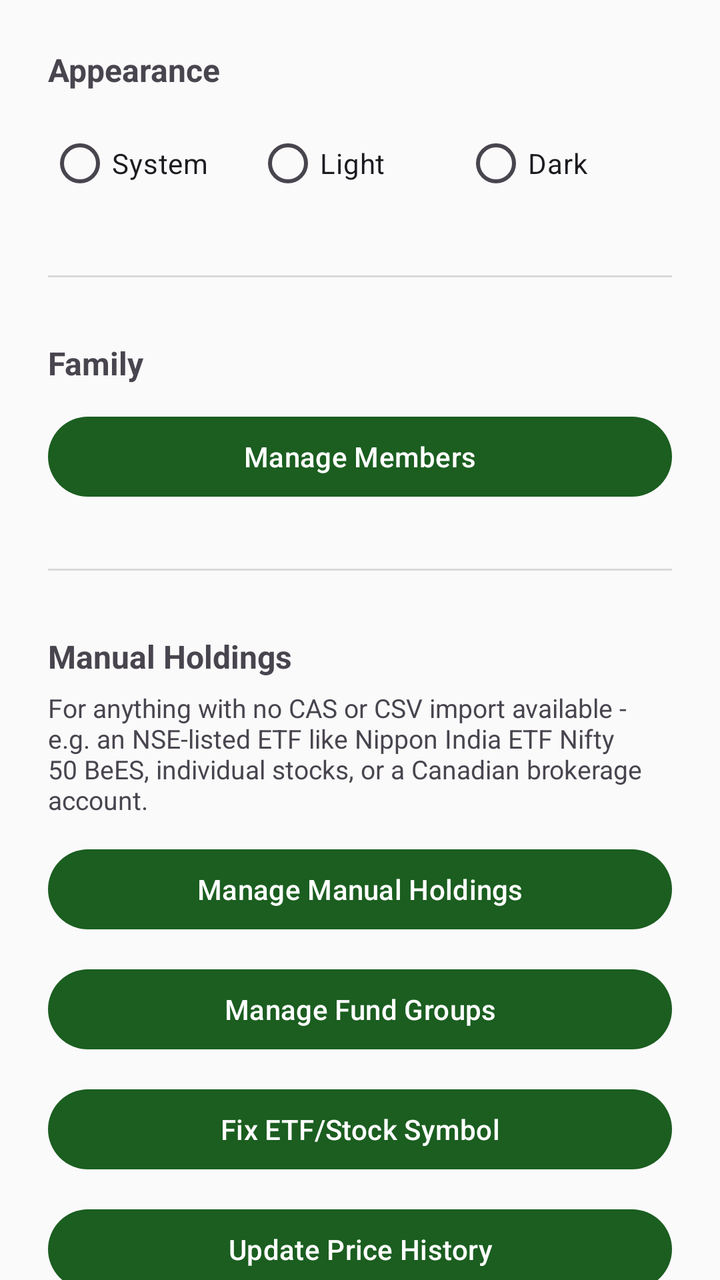
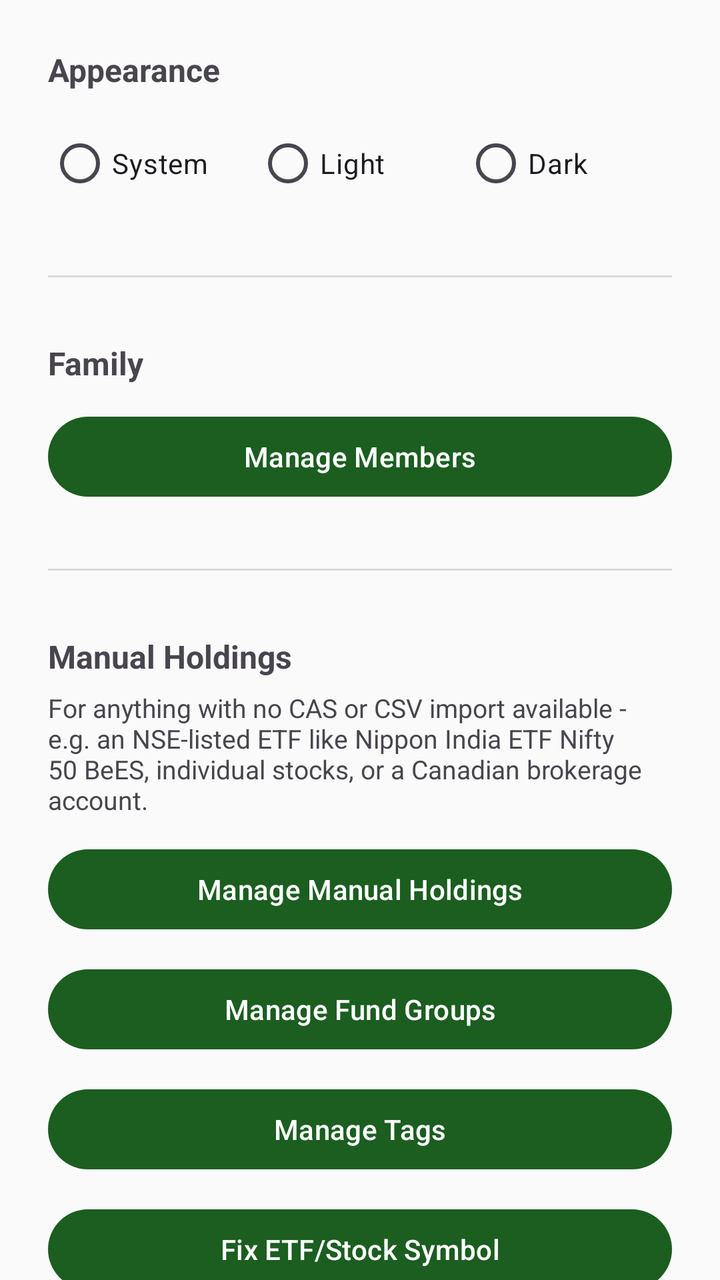

Screens rendered from an Android XML layout before and after an edit, with the pre-edit source and the edit as a unified diff.
<!-- AndroidManifest.xml: application theme Theme.PersonalPortfolio -->
<!-- res/layout/activity_settings.xml -->
<?xml version="1.0" encoding="utf-8"?>
<androidx.core.widget.NestedScrollView xmlns:android="http://schemas.android.com/apk/res/android"
    android:layout_width="match_parent"
    android:layout_height="match_parent"
    android:fillViewport="true">

<LinearLayout xmlns:android="http://schemas.android.com/apk/res/android"
    android:layout_width="match_parent"
    android:layout_height="wrap_content"
    android:orientation="vertical"
    android:padding="24dp">

    <TextView
        android:layout_width="match_parent"
        android:layout_height="wrap_content"
        android:textSize="16sp"
        android:textStyle="bold"
        android:text="Appearance" />

    <RadioGroup
        android:id="@+id/themeRadioGroup"
        android:layout_width="match_parent"
        android:layout_height="wrap_content"
        android:orientation="horizontal"
        android:layout_marginTop="12dp">

        <RadioButton
            android:id="@+id/themeSystemRadio"
            android:layout_width="0dp"
            android:layout_height="wrap_content"
            android:layout_weight="1"
            android:text="System" />

        <RadioButton
            android:id="@+id/themeLightRadio"
            android:layout_width="0dp"
            android:layout_height="wrap_content"
            android:layout_weight="1"
            android:text="Light" />

        <RadioButton
            android:id="@+id/themeDarkRadio"
            android:layout_width="0dp"
            android:layout_height="wrap_content"
            android:layout_weight="1"
            android:text="Dark" />

    </RadioGroup>

    <View
        android:layout_width="match_parent"
        android:layout_height="1dp"
        android:background="#22000000"
        android:layout_marginTop="32dp"
        android:layout_marginBottom="32dp" />

    <TextView
        android:layout_width="match_parent"
        android:layout_height="wrap_content"
        android:textSize="16sp"
        android:textStyle="bold"
        android:text="Family" />

    <Button
        android:id="@+id/manageMembersButton"
        android:layout_width="match_parent"
        android:layout_height="wrap_content"
        android:layout_marginTop="12dp"
        android:text="Manage Members" />

    <View
        android:layout_width="match_parent"
        android:layout_height="1dp"
        android:background="#22000000"
        android:layout_marginTop="32dp"
        android:layout_marginBottom="32dp" />

    <TextView
        android:layout_width="match_parent"
        android:layout_height="wrap_content"
        android:textSize="16sp"
        android:textStyle="bold"
        android:text="Manual Holdings" />

    <TextView
        android:layout_width="match_parent"
        android:layout_height="wrap_content"
        android:layout_marginTop="6dp"
        android:textSize="13sp"
        android:text="For anything with no CAS or CSV import available - e.g. an NSE-listed ETF like Nippon India ETF Nifty 50 BeES, individual stocks, or a Canadian brokerage account." />

    <Button
        android:id="@+id/manageForeignHoldingsButton"
        android:layout_width="match_parent"
        android:layout_height="wrap_content"
        android:layout_marginTop="12dp"
        android:text="Manage Manual Holdings" />

    <Button
        android:id="@+id/manageFundGroupsButton"
        android:layout_width="match_parent"
        android:layout_height="wrap_content"
        android:layout_marginTop="12dp"
        android:text="Manage Fund Groups" />

    <Button
        android:id="@+id/fixAssetSymbolButton"
        android:layout_width="match_parent"
        android:layout_height="wrap_content"
        android:layout_marginTop="12dp"
        android:text="Fix ETF/Stock Symbol" />

    <Button
        android:id="@+id/updateHistoryButton"
        android:layout_width="match_parent"
        android:layout_height="wrap_content"
        android:layout_marginTop="12dp"
        android:text="Update Price History" />

    <View
        android:layout_width="match_parent"
        android:layout_height="1dp"
        android:background="#22000000"
        android:layout_marginTop="32dp"
        android:layout_marginBottom="32dp" />

    <TextView
        android:layout_width="match_parent"
        android:layout_height="wrap_content"
        android:textSize="16sp"
        android:textStyle="bold"
        android:text="Backup" />

    <TextView
        android:layout_width="match_parent"
        android:layout_height="wrap_content"
        android:layout_marginTop="8dp"
        android:textSize="14sp"
        android:text="Your portfolio only exists on this phone. Export a backup somewhere safe (Drive, email, another device) every so often." />

    <Button
        android:id="@+id/exportButton"
        android:layout_width="match_parent"
        android:layout_height="wrap_content"
        android:layout_marginTop="20dp"
        android:text="Export Backup" />

    <View
        android:layout_width="match_parent"
        android:layout_height="1dp"
        android:background="#22000000"
        android:layout_marginTop="32dp"
        android:layout_marginBottom="32dp" />

    <TextView
        android:layout_width="match_parent"
        android:layout_height="wrap_content"
        android:textSize="16sp"
        android:textStyle="bold"
        android:text="Restore" />

    <TextView
        android:layout_width="match_parent"
        android:layout_height="wrap_content"
        android:layout_marginTop="8dp"
        android:textSize="14sp"
        android:textColor="#C62828"
        android:text="This REPLACES everything currently in the app with the backup file. Anything added since that backup was made will be lost." />

    <Button
        android:id="@+id/importButton"
        android:layout_width="match_parent"
        android:layout_height="wrap_content"
        android:layout_marginTop="20dp"
        android:text="Restore From Backup" />

    <View
        android:layout_width="match_parent"
        android:layout_height="1dp"
        android:background="#22000000"
        android:layout_marginTop="32dp"
        android:layout_marginBottom="20dp" />

    <TextView
        android:layout_width="match_parent"
        android:layout_height="wrap_content"
        android:textSize="16sp"
        android:textStyle="bold"
        android:text="Screen Lock" />

    <LinearLayout
        android:layout_width="match_parent"
        android:layout_height="wrap_content"
        android:layout_marginTop="10dp"
        android:orientation="horizontal"
        android:gravity="center_vertical">

        <TextView
            android:layout_width="0dp"
            android:layout_height="wrap_content"
            android:layout_weight="1"
            android:text="Require unlock to open the app"
            android:textSize="14sp" />

        <com.google.android.material.switchmaterial.SwitchMaterial
            android:id="@+id/lockEnabledSwitch"
            android:layout_width="wrap_content"
            android:layout_height="wrap_content" />

    </LinearLayout>

    <TextView
        android:id="@+id/lockGraceLabel"
        android:layout_width="match_parent"
        android:layout_height="wrap_content"
        android:layout_marginTop="16dp"
        android:textSize="14sp"
        android:text="Re-lock after being away for" />

    <Spinner
        android:id="@+id/lockGraceSpinner"
        android:layout_width="match_parent"
        android:layout_height="wrap_content"
        android:layout_marginTop="6dp" />

    <TextView
        android:id="@+id/lockBiometricLabel"
        android:layout_width="match_parent"
        android:layout_height="wrap_content"
        android:layout_marginTop="16dp"
        android:textSize="14sp"
        android:text="Unlock method" />

    <RadioGroup
        android:id="@+id/lockBiometricStrictnessGroup"
        android:layout_width="match_parent"
        android:layout_height="wrap_content"
        android:layout_marginTop="4dp">

        <RadioButton
            android:id="@+id/lockStrictRadio"
            android:layout_width="match_parent"
            android:layout_height="wrap_content"
            android:text="Fingerprint / secure face unlock, with PIN fallback" />

        <RadioButton
            android:id="@+id/lockWeakRadio"
            android:layout_width="match_parent"
            android:layout_height="wrap_content"
            android:layout_marginTop="6dp"
            android:text="Also allow basic face unlock (no PIN fallback for this)" />

    </RadioGroup>

    <View
        android:layout_width="match_parent"
        android:layout_height="1dp"
        android:background="#22000000"
        android:layout_marginTop="32dp"
        android:layout_marginBottom="32dp" />

    <TextView
        android:layout_width="match_parent"
        android:layout_height="wrap_content"
        android:textSize="16sp"
        android:textStyle="bold"
        android:textColor="#C62828"
        android:text="Danger Zone" />

    <TextView
        android:layout_width="match_parent"
        android:layout_height="wrap_content"
        android:layout_marginTop="8dp"
        android:textSize="13sp"
        android:textColor="@color/colorNeutral"
        android:text="Your portfolio may reappear automatically after uninstalling and reinstalling this app - that's Android's own Auto Backup feature restoring it from your Google account, not anything cached separately. Use this only if you deliberately want to start completely from scratch." />

    <Button
        android:id="@+id/wipeAllDataButton"
        android:layout_width="match_parent"
        android:layout_height="wrap_content"
        android:layout_marginTop="16dp"
        android:backgroundTint="#C62828"
        android:textColor="#FFFFFF"
        android:text="Wipe All Portfolio Data" />

    <TextView
        android:id="@+id/settingsStatusText"
        android:layout_width="match_parent"
        android:layout_height="wrap_content"
        android:layout_marginTop="24dp"
        android:textSize="14sp" />

</LinearLayout>

</androidx.core.widget.NestedScrollView>
<!-- resources referenced by this layout -->
<resources>
  <color name="colorNeutral">#757575</color>
  <style name="Theme.PersonalPortfolio" parent="Theme.Material3.DayNight.NoActionBar">
          <item name="colorPrimary">@color/colorPrimary</item>
          <item name="colorPrimaryVariant">@color/colorPrimaryVariant</item>
          <item name="colorOnPrimary">@color/colorOnPrimary</item>
  
          <item name="colorSecondary">@color/colorSecondary</item>
          <item name="colorOnSecondary">@color/colorOnSecondary</item>
  
          <item name="android:colorBackground">@color/colorBackground</item>
          <item name="colorOnBackground">@color/colorOnBackground</item>
  
          <item name="colorSurface">@color/colorSurface</item>
          <item name="colorOnSurface">@color/colorOnSurface</item>
  
          <item name="android:statusBarColor">@color/colorPrimaryVariant</item>
      </style>
  <color name="colorPrimary">#1B5E20</color>
  <color name="colorPrimaryVariant">#0D3B12</color>
  <color name="colorOnPrimary">#FFFFFF</color>
  <color name="colorSecondary">#00897B</color>
  <color name="colorOnSecondary">#FFFFFF</color>
  <color name="colorBackground">#FAFAFA</color>
  <color name="colorOnBackground">#1A1A1A</color>
  <color name="colorSurface">#FFFFFF</color>
  <color name="colorOnSurface">#1A1A1A</color>
</resources>

<!-- the commit's change to res/layout/activity_settings.xml (unified diff, before → after) -->
@@ -104,6 +104,13 @@
         android:text="Manage Fund Groups" />
 
     <Button
+        android:id="@+id/manageTagsButton"
+        android:layout_width="match_parent"
+        android:layout_height="wrap_content"
+        android:layout_marginTop="12dp"
+        android:text="Manage Tags" />
+
+    <Button
         android:id="@+id/fixAssetSymbolButton"
         android:layout_width="match_parent"
         android:layout_height="wrap_content"
